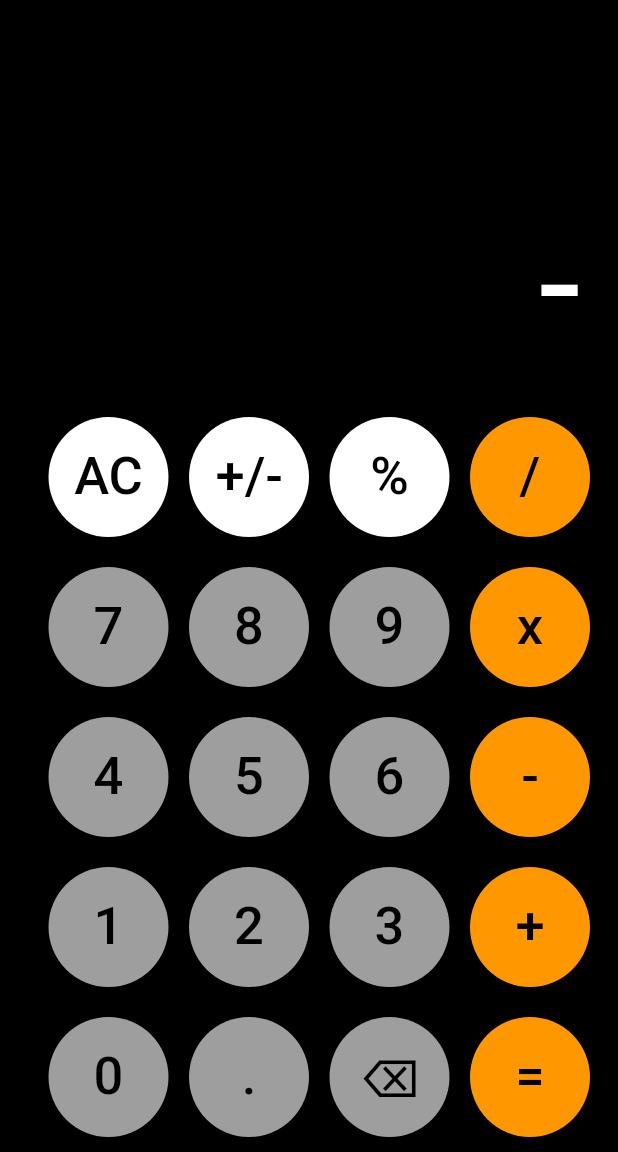
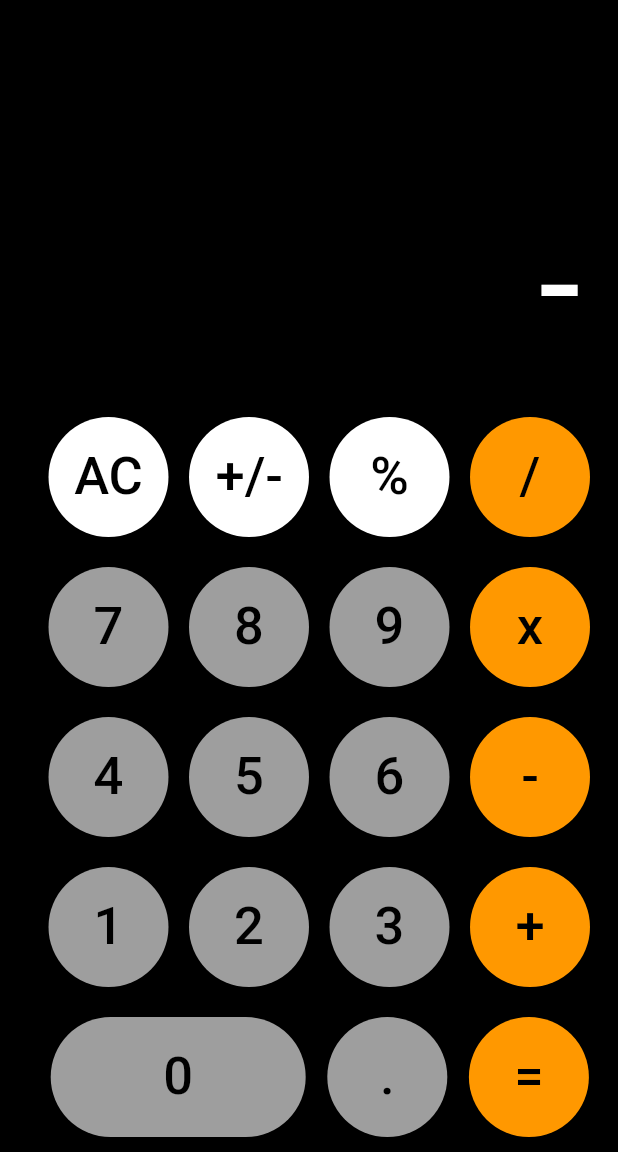
Before and after one commit to KamilJuraszek/CalculatorApp, a Flutter app: the screen it shows after launch, after a tap on "+/-", on a phone screen of 412 x 824 dp, the part 84-1236 px from its top. Run offline on Flutter 3.47's test engine with Material 2 defaults, Android fonts, the phone set to English and light mode, and no system bars.

Commit message:
minor changes

```diff
--- a/lib/main.dart
+++ b/lib/main.dart
@@ -46,7 +46,7 @@ class _MyHomePageState extends State<MyHomePage> {
         ),
         style: ElevatedButton.styleFrom(
           backgroundColor: btncolor,
-          shape: CircleBorder(),
+          shape: StadiumBorder(),
         ),
 
       ),
@@ -190,18 +190,13 @@ class _MyHomePageState extends State<MyHomePage> {
                 Padding(padding: EdgeInsets.only(bottom: 100),),
                 SizedBox(
                   height: 80,
-                  width: 80,
+                  width: 170,
                   child: calcbutton('0', Colors.grey, Colors.black),
                 ),
                 SizedBox(
                   height: 80,
                   width: 80,
                   child: calcbutton('.', Colors.grey, Colors.black),
-                ),
-                SizedBox(
-                  height: 80,
-                  width: 80,
-                  child: calcbutton('⌫', Colors.grey, Colors.black),
                 ),
                 SizedBox(
                   height: 80,
@@ -234,8 +229,16 @@ class _MyHomePageState extends State<MyHomePage> {
       finalResult = '0';
       opr = '';
       preOpr = '';
-
-    } else if( opr == '=' && btnText == '=') {
+    }
+    else if(btnText  == '⌫') {
+      text = '0';
+      numOne = 0;
+      numTwo = 0;
+      result = '';
+      opr = '';
+      preOpr = '';
+    }
+    else if( opr == '=' && btnText == '=') {
 
       if(preOpr == '+') {
         finalResult = add();
```
